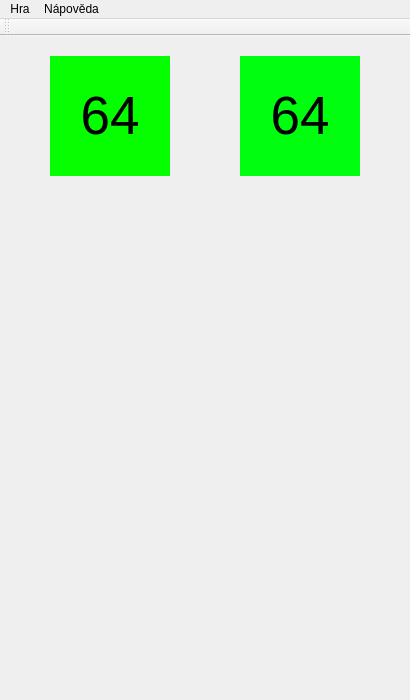
First picture: the form in src/mainwindow.ui, repository rajzik/VUT-FIT-ICP-projekt-2016, before the edit.
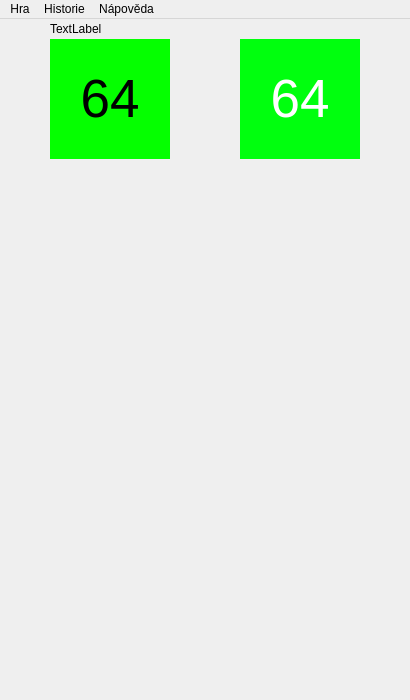
Second picture: the form after the edit.

```diff
--- a/src/mainwindow.ui
+++ b/src/mainwindow.ui
@@ -29,6 +29,421 @@
       <height>100</height>
      </rect>
     </property>
+    <property name="palette">
+     <palette>
+      <active>
+       <colorrole role="WindowText">
+        <brush brushstyle="SolidPattern">
+         <color alpha="255">
+          <red>0</red>
+          <green>0</green>
+          <blue>0</blue>
+         </color>
+        </brush>
+       </colorrole>
+       <colorrole role="Button">
+        <brush brushstyle="SolidPattern">
+         <color alpha="255">
+          <red>255</red>
+          <green>255</green>
+          <blue>255</blue>
+         </color>
+        </brush>
+       </colorrole>
+       <colorrole role="Light">
+        <brush brushstyle="SolidPattern">
+         <color alpha="255">
+          <red>255</red>
+          <green>255</green>
+          <blue>255</blue>
+         </color>
+        </brush>
+       </colorrole>
+       <colorrole role="Midlight">
+        <brush brushstyle="SolidPattern">
+         <color alpha="255">
+          <red>255</red>
+          <green>255</green>
+          <blue>255</blue>
+         </color>
+        </brush>
+       </colorrole>
+       <colorrole role="Dark">
+        <brush brushstyle="SolidPattern">
+         <color alpha="255">
+          <red>127</red>
+          <green>127</green>
+          <blue>127</blue>
+         </color>
+        </brush>
+       </colorrole>
+       <colorrole role="Mid">
+        <brush brushstyle="SolidPattern">
+         <color alpha="255">
+          <red>170</red>
+          <green>170</green>
+          <blue>170</blue>
+         </color>
+        </brush>
+       </colorrole>
+       <colorrole role="Text">
+        <brush brushstyle="SolidPattern">
+         <color alpha="255">
+          <red>0</red>
+          <green>0</green>
+          <blue>0</blue>
+         </color>
+        </brush>
+       </colorrole>
+       <colorrole role="BrightText">
+        <brush brushstyle="SolidPattern">
+         <color alpha="255">
+          <red>255</red>
+          <green>255</green>
+          <blue>255</blue>
+         </color>
+        </brush>
+       </colorrole>
+       <colorrole role="ButtonText">
+        <brush brushstyle="SolidPattern">
+         <color alpha="255">
+          <red>0</red>
+          <green>0</green>
+          <blue>0</blue>
+         </color>
+        </brush>
+       </colorrole>
+       <colorrole role="Base">
+        <brush brushstyle="SolidPattern">
+         <color alpha="255">
+          <red>255</red>
+          <green>255</green>
+          <blue>255</blue>
+         </color>
+        </brush>
+       </colorrole>
+       <colorrole role="Window">
+        <brush brushstyle="SolidPattern">
+         <color alpha="255">
+          <red>255</red>
+          <green>255</green>
+          <blue>255</blue>
+         </color>
+        </brush>
+       </colorrole>
+       <colorrole role="Shadow">
+        <brush brushstyle="SolidPattern">
+         <color alpha="255">
+          <red>0</red>
+          <green>0</green>
+          <blue>0</blue>
+         </color>
+        </brush>
+       </colorrole>
+       <colorrole role="AlternateBase">
+        <brush brushstyle="SolidPattern">
+         <color alpha="255">
+          <red>255</red>
+          <green>255</green>
+          <blue>255</blue>
+         </color>
+        </brush>
+       </colorrole>
+       <colorrole role="ToolTipBase">
+        <brush brushstyle="SolidPattern">
+         <color alpha="255">
+          <red>255</red>
+          <green>255</green>
+          <blue>220</blue>
+         </color>
+        </brush>
+       </colorrole>
+       <colorrole role="ToolTipText">
+        <brush brushstyle="SolidPattern">
+         <color alpha="255">
+          <red>0</red>
+          <green>0</green>
+          <blue>0</blue>
+         </color>
+        </brush>
+       </colorrole>
+      </active>
+      <inactive>
+       <colorrole role="WindowText">
+        <brush brushstyle="SolidPattern">
+         <color alpha="255">
+          <red>0</red>
+          <green>0</green>
+          <blue>0</blue>
+         </color>
+        </brush>
+       </colorrole>
+       <colorrole role="Button">
+        <brush brushstyle="SolidPattern">
+         <color alpha="255">
+          <red>255</red>
+          <green>255</green>
+          <blue>255</blue>
+         </color>
+        </brush>
+       </colorrole>
+       <colorrole role="Light">
+        <brush brushstyle="SolidPattern">
+         <color alpha="255">
+          <red>255</red>
+          <green>255</green>
+          <blue>255</blue>
+         </color>
+        </brush>
+       </colorrole>
+       <colorrole role="Midlight">
+        <brush brushstyle="SolidPattern">
+         <color alpha="255">
+          <red>255</red>
+          <green>255</green>
+          <blue>255</blue>
+         </color>
+        </brush>
+       </colorrole>
+       <colorrole role="Dark">
+        <brush brushstyle="SolidPattern">
+         <color alpha="255">
+          <red>127</red>
+          <green>127</green>
+          <blue>127</blue>
+         </color>
+        </brush>
+       </colorrole>
+       <colorrole role="Mid">
+        <brush brushstyle="SolidPattern">
+         <color alpha="255">
+          <red>170</red>
+          <green>170</green>
+          <blue>170</blue>
+         </color>
+        </brush>
+       </colorrole>
+       <colorrole role="Text">
+        <brush brushstyle="SolidPattern">
+         <color alpha="255">
+          <red>0</red>
+          <green>0</green>
+          <blue>0</blue>
+         </color>
+        </brush>
+       </colorrole>
+       <colorrole role="BrightText">
+        <brush brushstyle="SolidPattern">
+         <color alpha="255">
+          <red>255</red>
+          <green>255</green>
+          <blue>255</blue>
+         </color>
+        </brush>
+       </colorrole>
+       <colorrole role="ButtonText">
+        <brush brushstyle="SolidPattern">
+         <color alpha="255">
+          <red>0</red>
+          <green>0</green>
+          <blue>0</blue>
+         </color>
+        </brush>
+       </colorrole>
+       <colorrole role="Base">
+        <brush brushstyle="SolidPattern">
+         <color alpha="255">
+          <red>255</red>
+          <green>255</green>
+          <blue>255</blue>
+         </color>
+        </brush>
+       </colorrole>
+       <colorrole role="Window">
+        <brush brushstyle="SolidPattern">
+         <color alpha="255">
+          <red>255</red>
+          <green>255</green>
+          <blue>255</blue>
+         </color>
+        </brush>
+       </colorrole>
+       <colorrole role="Shadow">
+        <brush brushstyle="SolidPattern">
+         <color alpha="255">
+          <red>0</red>
+          <green>0</green>
+          <blue>0</blue>
+         </color>
+        </brush>
+       </colorrole>
+       <colorrole role="AlternateBase">
+        <brush brushstyle="SolidPattern">
+         <color alpha="255">
+          <red>255</red>
+          <green>255</green>
+          <blue>255</blue>
+         </color>
+        </brush>
+       </colorrole>
+       <colorrole role="ToolTipBase">
+        <brush brushstyle="SolidPattern">
+         <color alpha="255">
+          <red>255</red>
+          <green>255</green>
+          <blue>220</blue>
+         </color>
+        </brush>
+       </colorrole>
+       <colorrole role="ToolTipText">
+        <brush brushstyle="SolidPattern">
+         <color alpha="255">
+          <red>0</red>
+          <green>0</green>
+          <blue>0</blue>
+         </color>
+        </brush>
+       </colorrole>
+      </inactive>
+      <disabled>
+       <colorrole role="WindowText">
+        <brush brushstyle="SolidPattern">
+         <color alpha="255">
+          <red>127</red>
+          <green>127</green>
+          <blue>127</blue>
+         </color>
+        </brush>
+       </colorrole>
+       <colorrole role="Button">
+        <brush brushstyle="SolidPattern">
+         <color alpha="255">
+          <red>255</red>
+          <green>255</green>
+          <blue>255</blue>
+         </color>
+        </brush>
+       </colorrole>
+       <colorrole role="Light">
+        <brush brushstyle="SolidPattern">
+         <color alpha="255">
+          <red>255</red>
+          <green>255</green>
+          <blue>255</blue>
+         </color>
+        </brush>
+       </colorrole>
+       <colorrole role="Midlight">
+        <brush brushstyle="SolidPattern">
+         <color alpha="255">
+          <red>255</red>
+          <green>255</green>
+          <blue>255</blue>
+         </color>
+        </brush>
+       </colorrole>
+       <colorrole role="Dark">
+        <brush brushstyle="SolidPattern">
+         <color alpha="255">
+          <red>127</red>
+          <green>127</green>
+          <blue>127</blue>
+         </color>
+        </brush>
+       </colorrole>
+       <colorrole role="Mid">
+        <brush brushstyle="SolidPattern">
+         <color alpha="255">
+          <red>170</red>
+          <green>170</green>
+          <blue>170</blue>
+         </color>
+        </brush>
+       </colorrole>
+       <colorrole role="Text">
+        <brush brushstyle="SolidPattern">
+         <color alpha="255">
+          <red>127</red>
+          <green>127</green>
+          <blue>127</blue>
+         </color>
+        </brush>
+       </colorrole>
+       <colorrole role="BrightText">
+        <brush brushstyle="SolidPattern">
+         <color alpha="255">
+          <red>255</red>
+          <green>255</green>
+          <blue>255</blue>
+         </color>
+        </brush>
+       </colorrole>
+       <colorrole role="ButtonText">
+        <brush brushstyle="SolidPattern">
+         <color alpha="255">
+          <red>127</red>
+          <green>127</green>
+          <blue>127</blue>
+         </color>
+        </brush>
+       </colorrole>
+       <colorrole role="Base">
+        <brush brushstyle="SolidPattern">
+         <color alpha="255">
+          <red>255</red>
+          <green>255</green>
+          <blue>255</blue>
+         </color>
+        </brush>
+       </colorrole>
+       <colorrole role="Window">
+        <brush brushstyle="SolidPattern">
+         <color alpha="255">
+          <red>255</red>
+          <green>255</green>
+          <blue>255</blue>
+         </color>
+        </brush>
+       </colorrole>
+       <colorrole role="Shadow">
+        <brush brushstyle="SolidPattern">
+         <color alpha="255">
+          <red>0</red>
+          <green>0</green>
+          <blue>0</blue>
+         </color>
+        </brush>
+       </colorrole>
+       <colorrole role="AlternateBase">
+        <brush brushstyle="SolidPattern">
+         <color alpha="255">
+          <red>255</red>
+          <green>255</green>
+          <blue>255</blue>
+         </color>
+        </brush>
+       </colorrole>
+       <colorrole role="ToolTipBase">
+        <brush brushstyle="SolidPattern">
+         <color alpha="255">
+          <red>255</red>
+          <green>255</green>
+          <blue>220</blue>
+         </color>
+        </brush>
+       </colorrole>
+       <colorrole role="ToolTipText">
+        <brush brushstyle="SolidPattern">
+         <color alpha="255">
+          <red>0</red>
+          <green>0</green>
+          <blue>0</blue>
+         </color>
+        </brush>
+       </colorrole>
+      </disabled>
+     </palette>
+    </property>
     <property name="font">
      <font>
       <pointsize>40</pointsize>
@@ -50,6 +465,421 @@
       <height>100</height>
      </rect>
     </property>
+    <property name="palette">
+     <palette>
+      <active>
+       <colorrole role="WindowText">
+        <brush brushstyle="SolidPattern">
+         <color alpha="255">
+          <red>255</red>
+          <green>255</green>
+          <blue>255</blue>
+         </color>
+        </brush>
+       </colorrole>
+       <colorrole role="Button">
+        <brush brushstyle="SolidPattern">
+         <color alpha="255">
+          <red>0</red>
+          <green>0</green>
+          <blue>0</blue>
+         </color>
+        </brush>
+       </colorrole>
+       <colorrole role="Light">
+        <brush brushstyle="SolidPattern">
+         <color alpha="255">
+          <red>0</red>
+          <green>0</green>
+          <blue>0</blue>
+         </color>
+        </brush>
+       </colorrole>
+       <colorrole role="Midlight">
+        <brush brushstyle="SolidPattern">
+         <color alpha="255">
+          <red>0</red>
+          <green>0</green>
+          <blue>0</blue>
+         </color>
+        </brush>
+       </colorrole>
+       <colorrole role="Dark">
+        <brush brushstyle="SolidPattern">
+         <color alpha="255">
+          <red>0</red>
+          <green>0</green>
+          <blue>0</blue>
+         </color>
+        </brush>
+       </colorrole>
+       <colorrole role="Mid">
+        <brush brushstyle="SolidPattern">
+         <color alpha="255">
+          <red>0</red>
+          <green>0</green>
+          <blue>0</blue>
+         </color>
+        </brush>
+       </colorrole>
+       <colorrole role="Text">
+        <brush brushstyle="SolidPattern">
+         <color alpha="255">
+          <red>255</red>
+          <green>255</green>
+          <blue>255</blue>
+         </color>
+        </brush>
+       </colorrole>
+       <colorrole role="BrightText">
+        <brush brushstyle="SolidPattern">
+         <color alpha="255">
+          <red>255</red>
+          <green>255</green>
+          <blue>255</blue>
+         </color>
+        </brush>
+       </colorrole>
+       <colorrole role="ButtonText">
+        <brush brushstyle="SolidPattern">
+         <color alpha="255">
+          <red>255</red>
+          <green>255</green>
+          <blue>255</blue>
+         </color>
+        </brush>
+       </colorrole>
+       <colorrole role="Base">
+        <brush brushstyle="SolidPattern">
+         <color alpha="255">
+          <red>0</red>
+          <green>0</green>
+          <blue>0</blue>
+         </color>
+        </brush>
+       </colorrole>
+       <colorrole role="Window">
+        <brush brushstyle="SolidPattern">
+         <color alpha="255">
+          <red>0</red>
+          <green>0</green>
+          <blue>0</blue>
+         </color>
+        </brush>
+       </colorrole>
+       <colorrole role="Shadow">
+        <brush brushstyle="SolidPattern">
+         <color alpha="255">
+          <red>0</red>
+          <green>0</green>
+          <blue>0</blue>
+         </color>
+        </brush>
+       </colorrole>
+       <colorrole role="AlternateBase">
+        <brush brushstyle="SolidPattern">
+         <color alpha="255">
+          <red>0</red>
+          <green>0</green>
+          <blue>0</blue>
+         </color>
+        </brush>
+       </colorrole>
+       <colorrole role="ToolTipBase">
+        <brush brushstyle="SolidPattern">
+         <color alpha="255">
+          <red>255</red>
+          <green>255</green>
+          <blue>220</blue>
+         </color>
+        </brush>
+       </colorrole>
+       <colorrole role="ToolTipText">
+        <brush brushstyle="SolidPattern">
+         <color alpha="255">
+          <red>0</red>
+          <green>0</green>
+          <blue>0</blue>
+         </color>
+        </brush>
+       </colorrole>
+      </active>
+      <inactive>
+       <colorrole role="WindowText">
+        <brush brushstyle="SolidPattern">
+         <color alpha="255">
+          <red>255</red>
+          <green>255</green>
+          <blue>255</blue>
+         </color>
+        </brush>
+       </colorrole>
+       <colorrole role="Button">
+        <brush brushstyle="SolidPattern">
+         <color alpha="255">
+          <red>0</red>
+          <green>0</green>
+          <blue>0</blue>
+         </color>
+        </brush>
+       </colorrole>
+       <colorrole role="Light">
+        <brush brushstyle="SolidPattern">
+         <color alpha="255">
+          <red>0</red>
+          <green>0</green>
+          <blue>0</blue>
+         </color>
+        </brush>
+       </colorrole>
+       <colorrole role="Midlight">
+        <brush brushstyle="SolidPattern">
+         <color alpha="255">
+          <red>0</red>
+          <green>0</green>
+          <blue>0</blue>
+         </color>
+        </brush>
+       </colorrole>
+       <colorrole role="Dark">
+        <brush brushstyle="SolidPattern">
+         <color alpha="255">
+          <red>0</red>
+          <green>0</green>
+          <blue>0</blue>
+         </color>
+        </brush>
+       </colorrole>
+       <colorrole role="Mid">
+        <brush brushstyle="SolidPattern">
+         <color alpha="255">
+          <red>0</red>
+          <green>0</green>
+          <blue>0</blue>
+         </color>
+        </brush>
+       </colorrole>
+       <colorrole role="Text">
+        <brush brushstyle="SolidPattern">
+         <color alpha="255">
+          <red>255</red>
+          <green>255</green>
+          <blue>255</blue>
+         </color>
+        </brush>
+       </colorrole>
+       <colorrole role="BrightText">
+        <brush brushstyle="SolidPattern">
+         <color alpha="255">
+          <red>255</red>
+          <green>255</green>
+          <blue>255</blue>
+         </color>
+        </brush>
+       </colorrole>
+       <colorrole role="ButtonText">
+        <brush brushstyle="SolidPattern">
+         <color alpha="255">
+          <red>255</red>
+          <green>255</green>
+          <blue>255</blue>
+         </color>
+        </brush>
+       </colorrole>
+       <colorrole role="Base">
+        <brush brushstyle="SolidPattern">
+         <color alpha="255">
+          <red>0</red>
+          <green>0</green>
+          <blue>0</blue>
+         </color>
+        </brush>
+       </colorrole>
+       <colorrole role="Window">
+        <brush brushstyle="SolidPattern">
+         <color alpha="255">
+          <red>0</red>
+          <green>0</green>
+          <blue>0</blue>
+         </color>
+        </brush>
+       </colorrole>
+       <colorrole role="Shadow">
+        <brush brushstyle="SolidPattern">
+         <color alpha="255">
+          <red>0</red>
+          <green>0</green>
+          <blue>0</blue>
+         </color>
+        </brush>
+       </colorrole>
+       <colorrole role="AlternateBase">
+        <brush brushstyle="SolidPattern">
+         <color alpha="255">
+          <red>0</red>
+          <green>0</green>
+          <blue>0</blue>
+         </color>
+        </brush>
+       </colorrole>
+       <colorrole role="ToolTipBase">
+        <brush brushstyle="SolidPattern">
+         <color alpha="255">
+          <red>255</red>
+          <green>255</green>
+          <blue>220</blue>
+         </color>
+        </brush>
+       </colorrole>
+       <colorrole role="ToolTipText">
+        <brush brushstyle="SolidPattern">
+         <color alpha="255">
+          <red>0</red>
+          <green>0</green>
+          <blue>0</blue>
+         </color>
+        </brush>
+       </colorrole>
+      </inactive>
+      <disabled>
+       <colorrole role="WindowText">
+        <brush brushstyle="SolidPattern">
+         <color alpha="255">
+          <red>0</red>
+          <green>0</green>
+          <blue>0</blue>
+         </color>
+        </brush>
+       </colorrole>
+       <colorrole role="Button">
+        <brush brushstyle="SolidPattern">
+         <color alpha="255">
+          <red>0</red>
+          <green>0</green>
+          <blue>0</blue>
+         </color>
+        </brush>
+       </colorrole>
+       <colorrole role="Light">
+        <brush brushstyle="SolidPattern">
+         <color alpha="255">
+          <red>0</red>
+          <green>0</green>
+          <blue>0</blue>
+         </color>
+        </brush>
+       </colorrole>
+       <colorrole role="Midlight">
+        <brush brushstyle="SolidPattern">
+         <color alpha="255">
+          <red>0</red>
+          <green>0</green>
+          <blue>0</blue>
+         </color>
+        </brush>
+       </colorrole>
+       <colorrole role="Dark">
+        <brush brushstyle="SolidPattern">
+         <color alpha="255">
+          <red>0</red>
+          <green>0</green>
+          <blue>0</blue>
+         </color>
+        </brush>
+       </colorrole>
+       <colorrole role="Mid">
+        <brush brushstyle="SolidPattern">
+         <color alpha="255">
+          <red>0</red>
+          <green>0</green>
+          <blue>0</blue>
+         </color>
+        </brush>
+       </colorrole>
+       <colorrole role="Text">
+        <brush brushstyle="SolidPattern">
+         <color alpha="255">
+          <red>0</red>
+          <green>0</green>
+          <blue>0</blue>
+         </color>
+        </brush>
+       </colorrole>
+       <colorrole role="BrightText">
+        <brush brushstyle="SolidPattern">
+         <color alpha="255">
+          <red>255</red>
+          <green>255</green>
+          <blue>255</blue>
+         </color>
+        </brush>
+       </colorrole>
+       <colorrole role="ButtonText">
+        <brush brushstyle="SolidPattern">
+         <color alpha="255">
+          <red>0</red>
+          <green>0</green>
+          <blue>0</blue>
+         </color>
+        </brush>
+       </colorrole>
+       <colorrole role="Base">
+        <brush brushstyle="SolidPattern">
+         <color alpha="255">
+          <red>0</red>
+          <green>0</green>
+          <blue>0</blue>
+         </color>
+        </brush>
+       </colorrole>
+       <colorrole role="Window">
+        <brush brushstyle="SolidPattern">
+         <color alpha="255">
+          <red>0</red>
+          <green>0</green>
+          <blue>0</blue>
+         </color>
+        </brush>
+       </colorrole>
+       <colorrole role="Shadow">
+        <brush brushstyle="SolidPattern">
+         <color alpha="255">
+          <red>0</red>
+          <green>0</green>
+          <blue>0</blue>
+         </color>
+        </brush>
+       </colorrole>
+       <colorrole role="AlternateBase">
+        <brush brushstyle="SolidPattern">
+         <color alpha="255">
+          <red>0</red>
+          <green>0</green>
+          <blue>0</blue>
+         </color>
+        </brush>
+       </colorrole>
+       <colorrole role="ToolTipBase">
+        <brush brushstyle="SolidPattern">
+         <color alpha="255">
+          <red>255</red>
+          <green>255</green>
+          <blue>220</blue>
+         </color>
+        </brush>
+       </colorrole>
+       <colorrole role="ToolTipText">
+        <brush brushstyle="SolidPattern">
+         <color alpha="255">
+          <red>0</red>
+          <green>0</green>
+          <blue>0</blue>
+         </color>
+        </brush>
+       </colorrole>
+      </disabled>
+     </palette>
+    </property>
     <property name="font">
      <font>
       <pointsize>40</pointsize>
@@ -924,6 +1754,19 @@
      <string/>
     </property>
    </widget>
+   <widget class="QLabel" name="label">
+    <property name="geometry">
+     <rect>
+      <x>50</x>
+      <y>0</y>
+      <width>67</width>
+      <height>20</height>
+     </rect>
+    </property>
+    <property name="text">
+     <string>TextLabel</string>
+    </property>
+   </widget>
    <zorder>lblP2Color</zorder>
    <zorder>lblP1Color</zorder>
    <zorder>lblP1Score</zorder>
@@ -938,7 +1781,7 @@
      <height>26</height>
     </rect>
    </property>
-   <widget class="QMenu" name="menuHra">
+   <widget class="QMenu" name="menuGame">
     <property name="title">
      <string>Hra</string>
     </property>
@@ -947,24 +1790,24 @@
     <addaction name="actionNahrat"/>
     <addaction name="actionUkoncit"/>
    </widget>
-   <widget class="QMenu" name="menuNapoveda">
+   <widget class="QMenu" name="menuHelp">
     <property name="title">
      <string>Nápověda</string>
     </property>
     <addaction name="actionOaplikaci"/>
    </widget>
-   <addaction name="menuHra"/>
-   <addaction name="menuNapoveda"/>
+   <widget class="QMenu" name="menuHistory">
+    <property name="title">
+     <string>Historie</string>
+    </property>
+    <addaction name="actionUndo"/>
+    <addaction name="actionRedo"/>
+   </widget>
+   <addaction name="menuGame"/>
+   <addaction name="menuHistory"/>
+   <addaction name="menuHelp"/>
   </widget>
-  <widget class="QToolBar" name="mainToolBar">
-   <attribute name="toolBarArea">
-    <enum>TopToolBarArea</enum>
-   </attribute>
-   <attribute name="toolBarBreak">
-    <bool>false</bool>
-   </attribute>
-  </widget>
-  <action name="actionNova">
+  <action name="actionNew">
    <property name="text">
     <string>Nová hra</string>
    </property>
```
Left out of the diff: 52 changed lines with no effect on the pictures.
